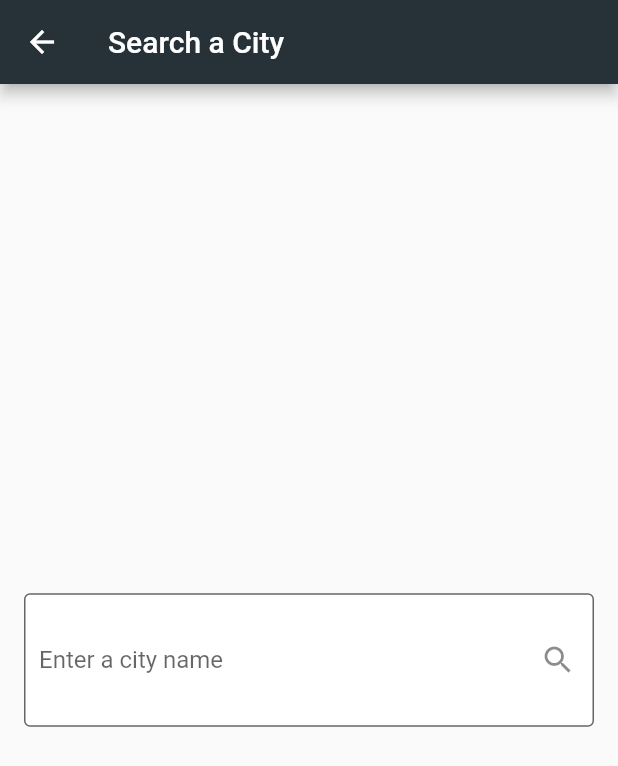
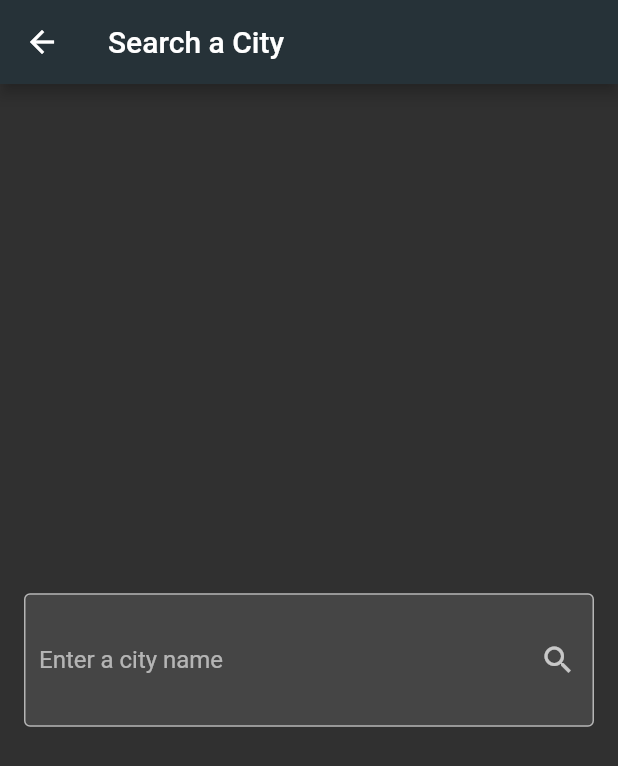
Before and after one commit to akramcheraifia/Weather-App, a Flutter app: the screen it shows after launch, after a tap on the "search" icon, on a phone screen of 412 x 824 dp. Shown: the top 766 px of the screen. Run offline on Flutter 3.47's test engine with Material 2 defaults, Android fonts, the phone set to English and light mode, and no system bars.

Commit message:
dark theme

```diff
--- a/lib/main.dart
+++ b/lib/main.dart
@@ -1,6 +1,7 @@
 import 'package:flutter/material.dart';
 import 'package:provider/provider.dart';
 import 'package:weather_app/pages/home_page.dart';
+import 'package:weather_app/providers/weather_provider.dart';
 
 void main() {
   runApp(WeatherApp());
@@ -11,9 +12,13 @@ class WeatherApp extends StatelessWidget {
 
   @override
   Widget build(BuildContext context) {
-    return Provider(
-        create: (BuildContext context) {},
-        child:
-            MaterialApp(debugShowCheckedModeBanner: false, home: HomePage()));
+    return ChangeNotifierProvider(
+        create: (BuildContext context) {
+          return WeatherProvider();
+        },
+        child: MaterialApp(
+            debugShowCheckedModeBanner: false,
+            theme: ThemeData.dark(),
+            home: HomePage()));
   }
 }
--- a/lib/pages/home_page.dart
+++ b/lib/pages/home_page.dart
@@ -1,15 +1,20 @@
 import 'package:flutter/material.dart';
+import 'package:provider/provider.dart';
 import 'package:weather_app/models/weather_model.dart';
 import 'package:weather_app/pages/search_page.dart';
+import 'package:weather_app/providers/weather_provider.dart';
 
 class HomePage extends StatelessWidget {
   HomePage({super.key});
   WeatherModel? weatherData;
+
   @override
   Widget build(BuildContext context) {
+    weatherData = Provider.of<WeatherProvider>(context).weatherData;
     return Scaffold(
         appBar: AppBar(
           title: const Text('Weather App'),
+          backgroundColor: Colors.blueGrey[900],
           actions: [
             IconButton(
               icon: const Icon(Icons.search),
@@ -40,26 +45,29 @@ class HomePage extends StatelessWidget {
                     ),
                     Column(
                       children: [
-                        Text("Cairo",
+                        Text(
+                            "${Provider.of<WeatherProvider>(context, listen: false).cityName}",
                             style: TextStyle(
                                 fontSize: 30, fontWeight: FontWeight.bold)),
-                        Text("date")
+                        Text(weatherData!.date),
                       ],
                     ),
                     Spacer(),
                     Row(
                       mainAxisAlignment: MainAxisAlignment.spaceEvenly,
                       children: [
-                        Icon(Icons.cloud),
-                        Text("39",
+                        Image.network("https:${weatherData!.weatherIcon}"),
+                        Text(weatherData!.temp.toInt().toString(),
                             style: TextStyle(
                                 fontSize: 20, fontWeight: FontWeight.bold)),
                         Column(
                           children: [
-                            Text("Max: 40",
+                            Text(
+                                "Max:${weatherData!.maxtemp.toInt().toString()}",
                                 style: TextStyle(
                                     fontSize: 20, fontWeight: FontWeight.bold)),
-                            Text("min : 20",
+                            Text(
+                                "min : ${weatherData!.mintemp.toInt().toString()}",
                                 style: TextStyle(
                                     fontSize: 20, fontWeight: FontWeight.bold))
                           ],
@@ -67,7 +75,7 @@ class HomePage extends StatelessWidget {
                       ],
                     ),
                     Spacer(),
-                    Text("Clear",
+                    Text(weatherData!.weatherStateName,
                         style: TextStyle(
                             fontSize: 30, fontWeight: FontWeight.bold)),
                     Spacer(
--- a/lib/pages/search_page.dart
+++ b/lib/pages/search_page.dart
@@ -1,4 +1,8 @@
+// ignore_for_file: use_build_context_synchronously
+
 import 'package:flutter/material.dart';
+import 'package:provider/provider.dart';
+import 'package:weather_app/providers/weather_provider.dart';
 import 'package:weather_app/services/weather_service.dart';
 
 import '../models/weather_model.dart';
@@ -22,8 +26,11 @@ class SearchPage extends StatelessWidget {
                 WeatherService service = WeatherService();
                 WeatherModel weather =
                     await service.getWeather(cityName: cityName);
-                service.getWeather(cityName: cityName);
-                print(weather);
+                Provider.of<WeatherProvider>(context, listen: false)
+                    .weatherData = weather;
+                Provider.of<WeatherProvider>(context, listen: false).cityName =
+                    cityName;
+                Navigator.pop(context);
               },
               decoration: const InputDecoration(
                 suffixIcon: Icon(Icons.search),
@@ -32,9 +39,6 @@ class SearchPage extends StatelessWidget {
                 contentPadding:
                     EdgeInsets.symmetric(vertical: 35, horizontal: 10),
                 hintText: 'e.g. London',
-                fillColor: Colors.white,
-                focusColor: Colors.white,
-                hoverColor: Colors.white,
                 filled: true,
               ),
             ),
--- /dev/null
+++ b/lib/providers/weather_provider.dart
@@ -0,0 +1,13 @@
+import 'package:flutter/cupertino.dart';
+import 'package:weather_app/models/weather_model.dart';
+
+class WeatherProvider extends ChangeNotifier {
+  WeatherModel? _weatherData;
+  String? cityName;
+  set weatherData(WeatherModel? weather) {
+    _weatherData = weather;
+    notifyListeners();
+  }
+
+  WeatherModel? get weatherData => _weatherData;
+}
```
